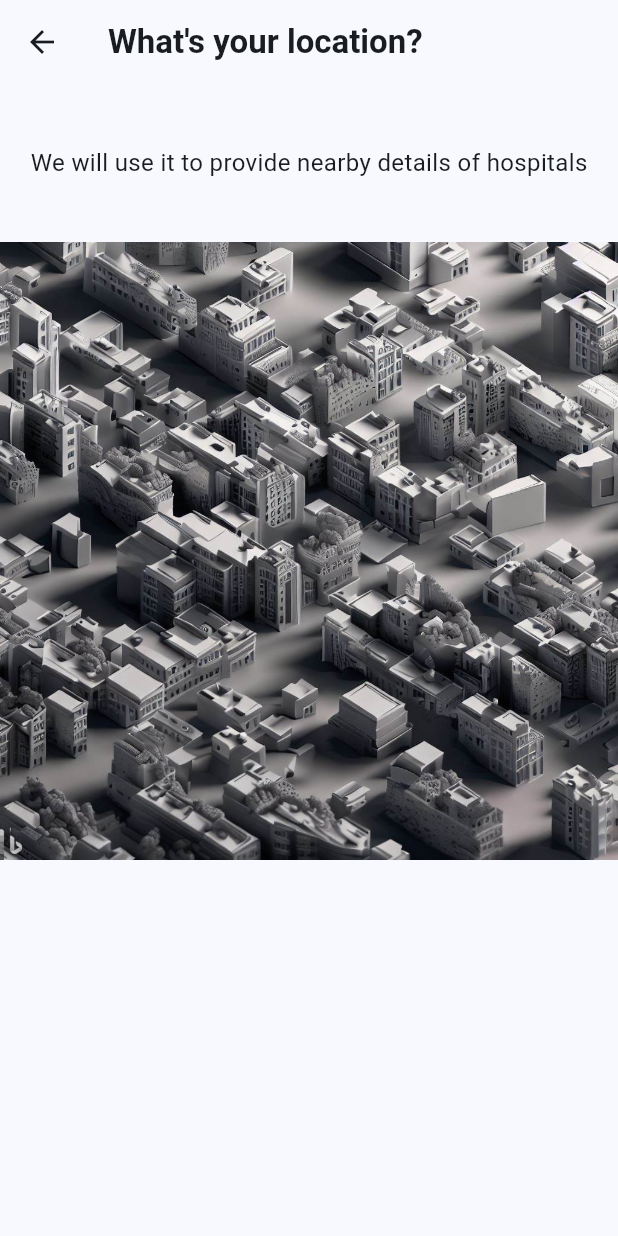
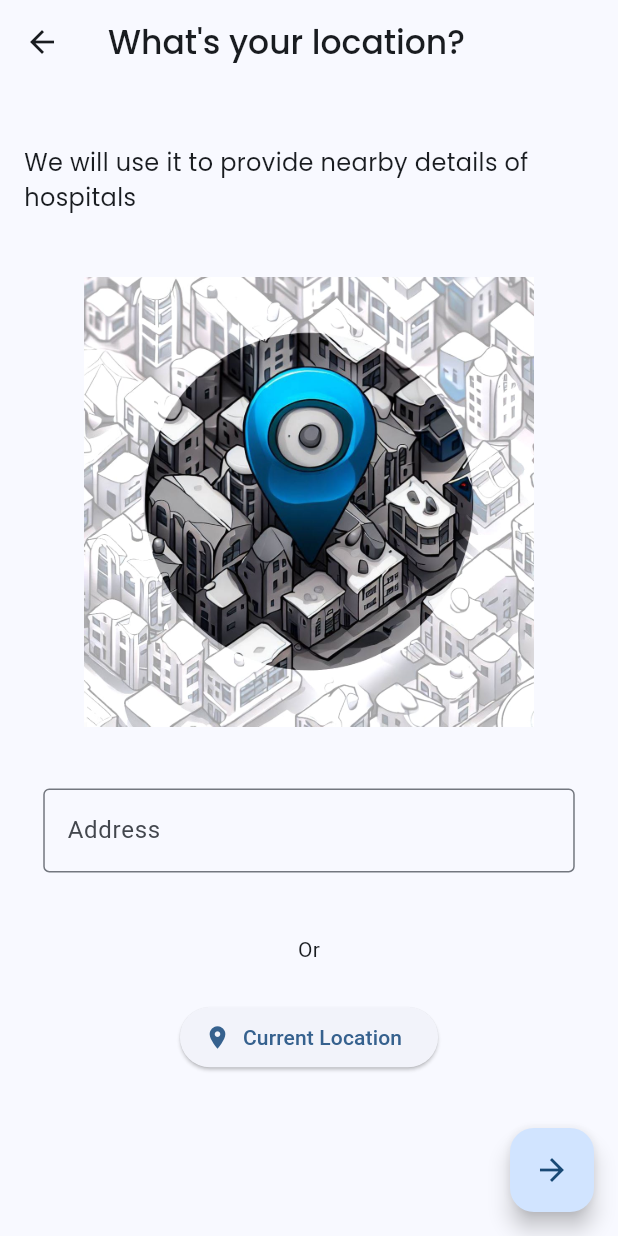
Before and after one commit to dineshb-exe/AnimalVaxFrontEnd, a Flutter app: the LocationChoice screen opened directly with empty values, on a phone screen of 412 x 824 dp. Run offline on Flutter 3.47's test engine with Material 2 defaults, Android fonts, the phone set to English and light mode, and no system bars; our stand-ins replace google_fonts, location.

Commit message:
UI for location and current location functionality done

```diff
--- a/lib/location/location_main.dart
+++ b/lib/location/location_main.dart
@@ -1,38 +1,118 @@
+import 'package:animal_vax/global_utilities/general_field.dart';
 import 'package:animal_vax/location/utilities/location_image.dart';
+import 'package:animal_vax/routes.dart';
 import 'package:flutter/material.dart';
+import 'package:google_fonts/google_fonts.dart';
+import 'package:location/location.dart';
 
-class LocationChoice extends StatelessWidget {
+class LocationChoice extends StatefulWidget {
   final String uname;
-  const LocationChoice({Key? key, required this.uname}) : super(key: key);
 
+  LocationChoice({Key? key, required this.uname}) : super(key: key);
+
+  @override
+  State<LocationChoice> createState() => _LocationChoiceState();
+}
+
+class _LocationChoiceState extends State<LocationChoice> {
+  final TextEditingController locCon = TextEditingController();
+  late bool locFlag = false;
   @override
   Widget build(BuildContext context) {
     return Scaffold(
       appBar: AppBar(
         title: Text(
           "What's your location?",
-          style: TextStyle(
-            fontWeight: FontWeight.bold,
+          style: GoogleFonts.poppins(
+            fontWeight: FontWeight.w500,
           ),
         ),
       ),
-      body: Column(
+      body: SingleChildScrollView(
+        child: Column(
           children: [
             SizedBox(
               height: MediaQuery.of(context).size.height*0.05,
             ),
-          Text(
+            Padding(
+              padding: const EdgeInsets.fromLTRB(16.0, 0.0, 16.0,0.0),
+              child: Text(
                 "We will use it to provide nearby details of hospitals",
-            style: TextStyle(
-              fontSize: 16.0
+                style: GoogleFonts.poppins(
+                  fontSize: 16.0,
+                  fontWeight: FontWeight.w400,
+                ),
               ),
             ),
             SizedBox(
               height: MediaQuery.of(context).size.height*0.05,
             ),
             LocationImage(),
+            SizedBox(
+              height: MediaQuery.of(context).size.height*0.05,
+            ),
+            Form(
+              child: GeneralField(
+                placeholder: "Address",
+                tc: locCon
+              )
+            ),
+            Text(
+                "Or"
+            ),
+            SizedBox(
+              height: MediaQuery.of(context).size.height*0.03,
+            ),
+            ElevatedButton.icon(
+              onPressed: () async{
+                Location location = new Location();
 
+                bool _serviceEnabled;
+                PermissionStatus _permissionGranted;
+                LocationData _locationData;
+
+                _serviceEnabled = await location.serviceEnabled();
+                if (!_serviceEnabled) {
+                  _serviceEnabled = await location.requestService();
+                  if (!_serviceEnabled) {
+                    return;
+                  }
+                }
+
+                _permissionGranted = await location.hasPermission();
+                if (_permissionGranted == PermissionStatus.denied) {
+                  _permissionGranted = await location.requestPermission();
+                  if (_permissionGranted != PermissionStatus.granted) {
+                    return;
+                  }
+                }
+
+                _locationData = await location.getLocation();
+                locCon.text = "${_locationData.latitude},${_locationData.longitude}";
+                locFlag=true;
+                setState(() {});
+              },
+              icon: Icon(
+                Icons.location_on
+              ),
+              label: Text(
+                "Current Location"
+              )
+            ),
+            SizedBox(
+              height: MediaQuery.of(context).size.height*0.03,
+            ),
           ],
+        ),
+      ),
+      floatingActionButton: FloatingActionButton(
+        onPressed: ((locCon.text!=null&&locCon.text!="")||(locFlag))?(){
+          //Send Location to the backend
+          Navigator.popAndPushNamed(context, RouteManager.dashboard);
+        }:null,
+        child: Icon(
+          Icons.arrow_forward
+        ),
       ),
     );
   }
--- /dev/null
+++ b/lib/location/services/send_location.dart
@@ -0,0 +1 @@
+import 'package:flutter/material.dart';
--- a/lib/location/utilities/location_image.dart
+++ b/lib/location/utilities/location_image.dart
@@ -5,6 +5,9 @@ class LocationImage extends StatelessWidget {
 
   @override
   Widget build(BuildContext context) {
-    return Image.asset("assets/location.jpeg");
+    return Image.asset(
+      "assets/Location23.jpg",
+      height: 300,
+    );
   }
 }
--- a/lib/login/login_main.dart
+++ b/lib/login/login_main.dart
@@ -1,4 +1,5 @@
 import 'package:flutter/material.dart';
+import 'package:google_fonts/google_fonts.dart';
 import '../routes.dart';
 import 'utilities/login_widget.dart';
 
@@ -11,8 +12,9 @@ class Login extends StatelessWidget {
       length: 2,
       child: Scaffold(
         appBar: AppBar(
-          title: const Text(
-            "Dog Vaccination"
+          title: Text(
+            "TN Pet Vaccination",
+            style: GoogleFonts.poppins()
           ),
           centerTitle: true,
           bottom: const TabBar(
--- a/lib/registration/utilities/register_widget.dart
+++ b/lib/registration/utilities/register_widget.dart
@@ -1,5 +1,6 @@
 import 'package:animal_vax/routes.dart';
 import 'package:flutter/material.dart';
+import 'package:google_fonts/google_fonts.dart';
 
 import '../../global_utilities/general_field.dart';
 
@@ -73,8 +74,9 @@ class _RegisterWidgetState extends State<RegisterWidget> {
               style: ElevatedButton.styleFrom(
                 minimumSize: Size(MediaQuery.of(context).size.width*0.3,MediaQuery.of(context).size.height*0.05),
               ),
-              child: const Text(
+              child: Text(
                 "Submit",
+                style: GoogleFonts.poppins()
               ),
             ),
             SizedBox(
--- a/lib/routes.dart
+++ b/lib/routes.dart
@@ -10,6 +10,7 @@ class RouteManager{
   static const String register = '/register';
   static const String registerConfirmation = '/registerConfirmation';
   static const String location = '/location';
+  static const String dashboard = '/dashboard';
 
   static Route<dynamic> generateRoute(RouteSettings settings){
     var valuesReceived;
@@ -35,6 +36,10 @@ class RouteManager{
         return MaterialPageRoute(
           builder: (context) => RegConfirmation(),
         );
+      case dashboard:
+        return MaterialPageRoute(
+          builder: (context) => const Login(),
+        );
       default:
         throw const FormatException('Routing la error irukku');
     }
--- a/pubspec.yaml
+++ b/pubspec.yaml
@@ -35,6 +35,8 @@ dependencies:
   # The following adds the Cupertino Icons font to your application.
   # Use with the CupertinoIcons class for iOS style icons.
   cupertino_icons: ^1.0.2
+  google_fonts: ^4.0.3
+  location: ^4.4.0
 
 dev_dependencies:
   flutter_test:
@@ -64,6 +66,9 @@ flutter:
   - assets/Docs.jpeg
   - assets/Dog3.jpeg
   - assets/location.jpeg
+  - assets/Location12.jpg
+  - assets/Location22.jpg
+  - assets/Location23.jpg
 #   - images/a_dot_ham.jpeg
 
   # An image asset can refer to one or more resolution-specific "variants", see
```
Also changed, not shown: lib/login/utilities/login_widget.dart (+10 -4 lines), assets/Location12.jpg (added), assets/Location22.jpg (added), assets/Location23.jpg (added), lib/dashboard/dashboard_main.dart (added), pubspec.lock, 1 other file. Lines whose indentation alone changed are shown as unchanged.
